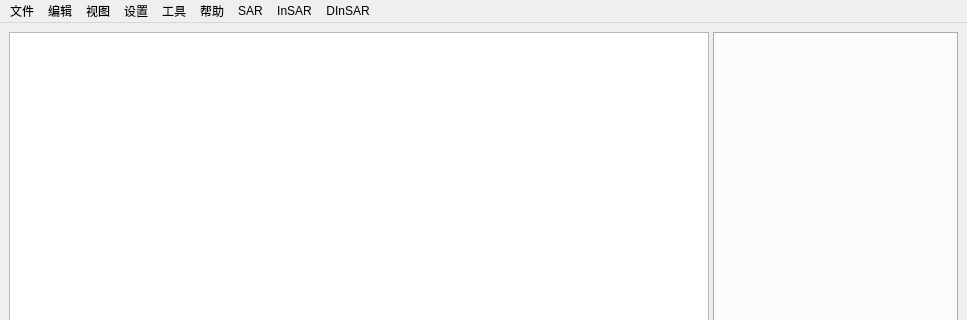
Before: the Qt Designer form ui/MainWindow.ui in huxleylee329-dancer/InSAR_UI, drawn with Qt 5; both pictures show x 0 to 967 and y 0 to 320 of the 967 by 730 pixel window.
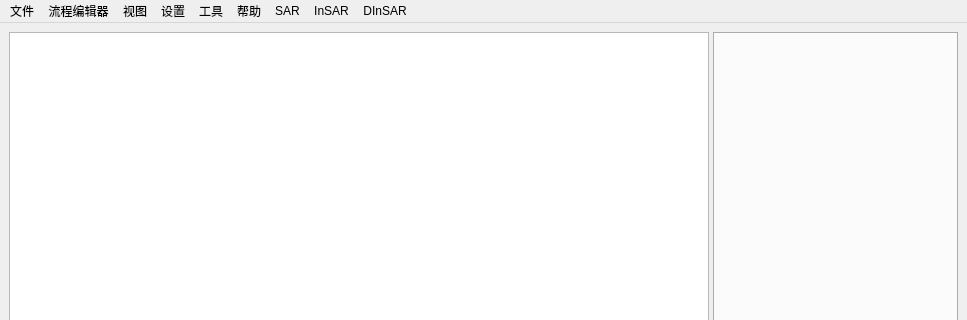
After: the same form once the commit is applied. Icons and pictures are not drawn. Custom widgets are drawn as their Qt base class.

```diff
--- a/ui/MainWindow.ui
+++ b/ui/MainWindow.ui
@@ -100,7 +100,7 @@
    </widget>
    <widget class="QMenu" name="Edit">
     <property name="title">
-     <string>编辑</string>
+     <string>流程编辑器</string>
     </property>
    </widget>
    <widget class="QMenu" name="View">
```
Left out of the diff: 4 changed lines with no effect on the pictures.
